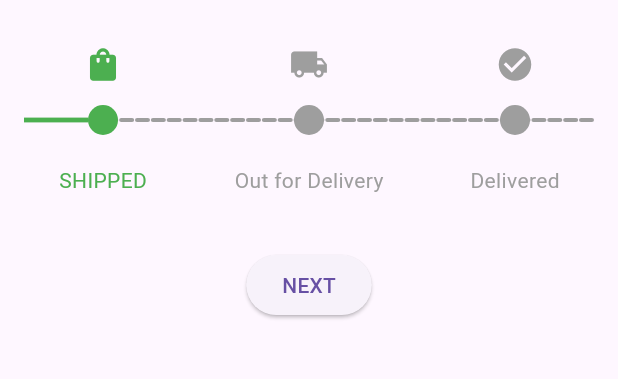
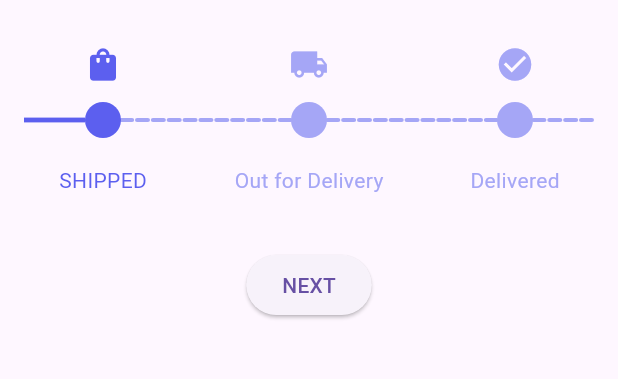
Before and after one commit to nixtomalon/progress-tracker, a Flutter app: the screen it shows after launch, on a phone screen of 412 x 824 dp, the part 63-442 px from its top. Run offline on Flutter 3.47's test engine with Material 3 defaults, Android fonts, the light colour scheme and no system bars.

```diff
--- a/example/lib/main.dart
+++ b/example/lib/main.dart
@@ -42,8 +42,8 @@ class _MyAppState extends State<ExampleProgressTracker> {
               trackerAtStart: false,
               currentIndex: index,
               statusList: statuList,
-              activeColor: Colors.green,
-              inActiveColor: Colors.grey,
+              activeColor: const Color(0xff5C5FEF),
+              inActiveColor: const Color(0xffA5A6F6),
               horizontalPadding: 16,
             ),
             const SizedBox(height: 20),
--- a/lib/src/progress_tracker_widget.dart
+++ b/lib/src/progress_tracker_widget.dart
@@ -28,6 +28,15 @@ class ProgressTracker extends StatefulWidget {
   /// Determines whether the tracker should start with a tracker or a line.
   final bool trackerAtStart;
 
+  /// Determines whether only the active tracker should display an icon.
+  final bool showIconOnlyOnActive;
+
+  ///Determines whether the step number should be displayed inside the tracker.
+  final bool showStepNumber;
+
+  /// Specifies the icon to be displayed only on the active step.
+  final IconData iconOnlyOnActive;
+
   final double horizontalPadding;
   final double verticalPadding;
 
@@ -37,11 +46,15 @@ class ProgressTracker extends StatefulWidget {
   /// Creates a [ProgressTracker] widget.
   ///
   /// The [currentIndex] represents the currently active step in the progress tracker.
-  /// The [statusList] is a list of [Status] objects indicating the steps in the progress.
-  /// The [activeColor] and [inActiveColor] parameters define the colors for active and inactive elements.
-  /// The [height] determines the vertical size of the progress tracker.
+  /// The [statusList] is a list of [Status] objects that define each step, including a name, icon, and active state.
+  /// The [activeColor] and [inActiveColor] define the colors for active and inactive steps, respectively.
   /// The [trackerAtStart] controls whether the tracker appears before the progress line
   /// (Tracker → Line → Tracker) or after it (Line → Tracker → Line).
+  /// The [showIconOnlyOnActive] determines whether only the active tracker should display an icon.
+  /// The [showStepNumber] specifies whether the step number should be displayed inside the tracker.
+  /// The [iconOnlyOnActive] allows defining a specific icon that appears only on the active step.
+  /// The [horizontalPadding] and [verticalPadding] adjust the spacing around the progress tracker.
+  /// The [height] determines the vertical size of the progress tracker.
 
   const ProgressTracker({
     Key? key,
@@ -50,6 +63,9 @@ class ProgressTracker extends StatefulWidget {
     this.activeColor = Colors.green,
     this.inActiveColor = Colors.grey,
     this.trackerAtStart = true,
+    this.showIconOnlyOnActive = false,
+    this.showStepNumber = false,
+    this.iconOnlyOnActive = Icons.arrow_drop_down,
     this.horizontalPadding = 16.0,
     this.verticalPadding = 16.0,
     this.height = 100,
@@ -102,7 +118,7 @@ class _ProgressTrackerState extends State<ProgressTracker> {
                     height: 2.8,
                     child: DecoratedBox(
                       decoration: BoxDecoration(
-                        color: Colors.grey,
+                        color: widget.inActiveColor,
                         borderRadius: BorderRadius.circular(8),
                       ),
                     ),
@@ -173,7 +189,9 @@ class _ProgressTrackerState extends State<ProgressTracker> {
                 clipBehavior: Clip.none,
                 children: [
                   // Displays the step icon at the top of each tracker.
-                  Positioned(
+                  Visibility(
+                    visible: !widget.showIconOnlyOnActive,
+                    child: Positioned(
                       top: 0,
                       left: index == 0 ? 0 : null,
                       right: index == statuses.length - 1 ? 0 : null,
@@ -185,16 +203,41 @@ class _ProgressTrackerState extends State<ProgressTracker> {
                             : widget.inActiveColor,
                       ),
                     ),
+                  ),
+                  Visibility(
+                    visible: widget.showIconOnlyOnActive &&
+                        index == widget.currentIndex,
+                    child: Positioned(
+                      top: 0,
+                      child: Icon(
+                        size: 30,
+                        widget.iconOnlyOnActive,
+                        color: statuses[index].active!
+                            ? widget.activeColor
+                            : widget.inActiveColor,
+                      ),
+                    ),
+                  ),
                   // Displays the circular progress tracker.
                   Container(
-                    height: 20,
-                    width: 20,
+                    padding: const EdgeInsets.all(12),
                     decoration: BoxDecoration(
                       color: statuses[index].active!
                           ? widget.activeColor
                           : widget.inActiveColor,
                       shape: BoxShape.circle,
                     ),
+                    child: widget.showStepNumber
+                        ? Center(
+                            child: Text(
+                            (index + 1).toString(),
+                            style: const TextStyle(
+                              fontSize: 12,
+                              fontWeight: FontWeight.w700,
+                              color: Colors.white,
+                            ),
+                          ))
+                        : null,
                   ),
                   // Displays the label below the tracker.
                   Positioned(
@@ -233,13 +276,31 @@ class _ProgressTrackerState extends State<ProgressTracker> {
           alignment: Alignment.center,
           children: [
             // Display the icon representing the step.
-            Positioned(
+            Visibility(
+              visible: !widget.showIconOnlyOnActive,
+              child: Positioned(
                 top: 0,
                 child: Icon(
                   status.icon,
                   size: 26,
-                color:
-                    status.active! ? widget.activeColor : widget.inActiveColor,
+                  color: status.active!
+                      ? widget.activeColor
+                      : widget.inActiveColor,
+                ),
+              ),
+            ),
+            Visibility(
+              visible:
+                  widget.showIconOnlyOnActive && index == widget.currentIndex,
+              child: Positioned(
+                top: 0,
+                child: Icon(
+                  size: 30,
+                  widget.iconOnlyOnActive,
+                  color: statuses[index].active!
+                      ? widget.activeColor
+                      : widget.inActiveColor,
+                ),
               ),
             ),
             // Display visual indicators for the step's status.
@@ -260,14 +321,24 @@ class _ProgressTrackerState extends State<ProgressTracker> {
                   ),
                 ),
                 Container(
-                  height: 20,
-                  width: 20,
+                  padding: const EdgeInsets.all(12),
                   decoration: BoxDecoration(
                     color: statuses[index].active!
                         ? widget.activeColor
                         : widget.inActiveColor,
                     shape: BoxShape.circle,
                   ),
+                  child: widget.showStepNumber
+                      ? Center(
+                          child: Text(
+                          (index + 1).toString(),
+                          style: const TextStyle(
+                            fontSize: 14,
+                            fontWeight: FontWeight.w700,
+                            color: Colors.white,
+                          ),
+                        ))
+                      : null,
                 ),
                 Visibility(
                   visible: status.active! && index < statusCount,
--- a/pubspec.yaml
+++ b/pubspec.yaml
@@ -1,6 +1,6 @@
 name: progress_tracker
 description: A versatile and easy-to-use Flutter package for implementing progress tracking and status visualization in your applications.
-version: 0.0.14
+version: 0.0.15
 homepage: https://github.com/nixtomalon/progress_tracker
 repository: https://github.com/nixtomalon/progress_tracker
 
```
Also changed, not shown: assets/pt-sample-1.gif, assets/pt-sample-2.gif, assets/pt-sample-3.gif (added), 2 other files. Lines whose indentation alone changed are shown as unchanged.
